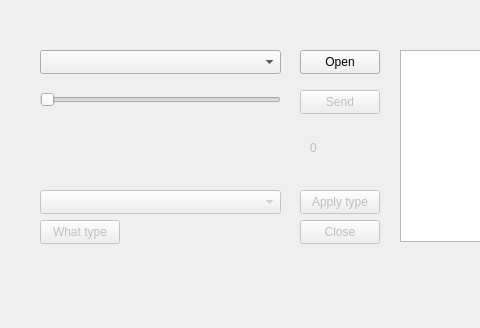
The window that mainwindow.ui (alaziuk/UART-Commuincator) describes before a commit, drawn with Qt 5; both pictures show x 0 to 480 and y 0 to 328 of the 694 by 328 pixel window.
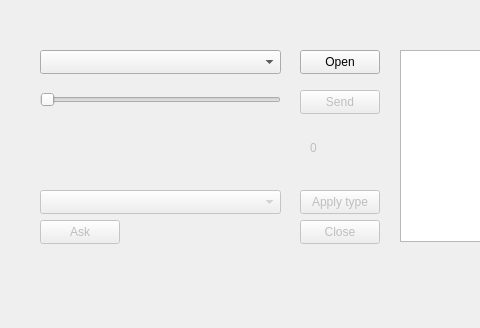
The same window after the commit.

The edit to the form file:
```diff
--- a/mainwindow.ui
+++ b/mainwindow.ui
@@ -153,7 +153,7 @@
      </rect>
     </property>
     <property name="text">
-     <string>What type</string>
+     <string>Ask</string>
     </property>
    </widget>
   </widget>
```
